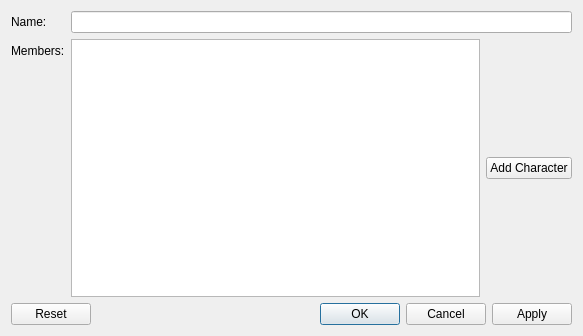
This is ui/CreateGroupWidget.ui in jgardner1/JGRPGTools as Qt 5 draws it before an edit. The edited form follows.
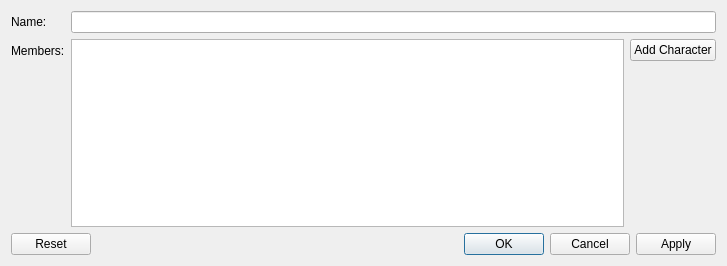
This is the edited form.

Commit message: Groups can have members now.

The edit to the form file:
```diff
--- a/ui/CreateGroupWidget.ui
+++ b/ui/CreateGroupWidget.ui
@@ -6,8 +6,8 @@
    <rect>
     <x>0</x>
     <y>0</y>
-    <width>583</width>
-    <height>336</height>
+    <width>727</width>
+    <height>266</height>
    </rect>
   </property>
   <property name="windowTitle">
@@ -34,14 +34,31 @@
    <item row="1" column="1">
     <layout class="QHBoxLayout" name="horizontalLayout">
      <item>
-      <widget class="QTreeView" name="treeView"/>
+      <widget class="QListView" name="characterListView"/>
      </item>
+     <item>
+      <layout class="QVBoxLayout" name="verticalLayout_2">
      <item>
       <widget class="QPushButton" name="addCharacterButton">
        <property name="text">
         <string>Add Character</string>
        </property>
       </widget>
+       </item>
+       <item>
+        <spacer name="verticalSpacer">
+         <property name="orientation">
+          <enum>Qt::Vertical</enum>
+         </property>
+         <property name="sizeHint" stdset="0">
+          <size>
+           <width>20</width>
+           <height>40</height>
+          </size>
+         </property>
+        </spacer>
+       </item>
+      </layout>
      </item>
     </layout>
    </item>
```
Lines whose indentation alone changed are shown as unchanged. The commit also changes 20 other files.
